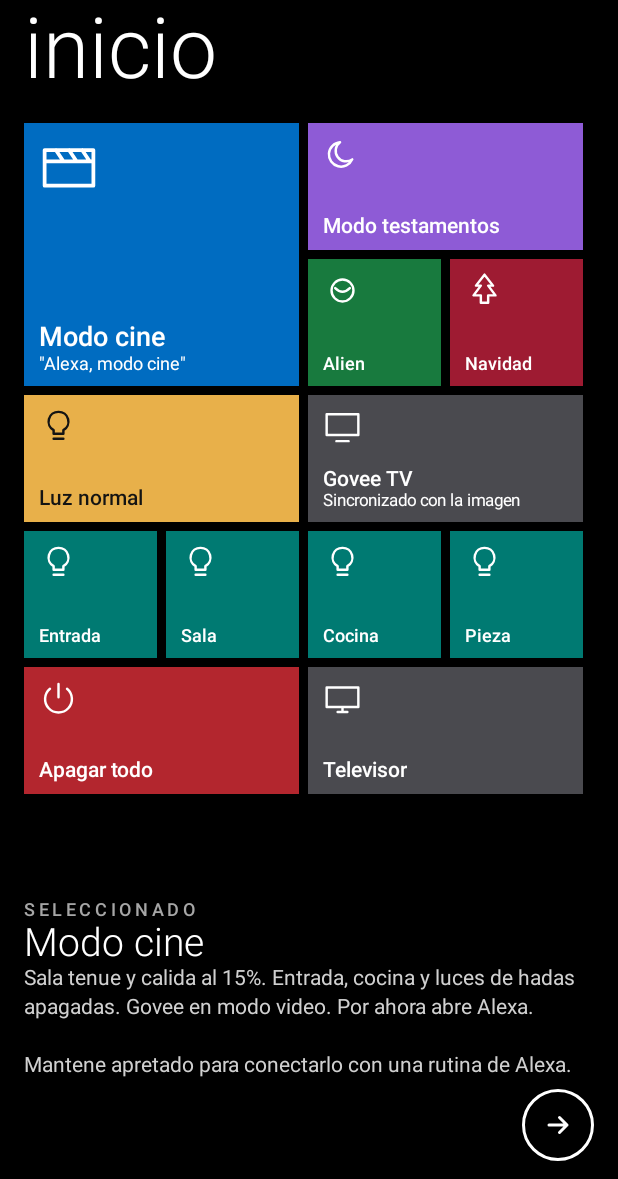
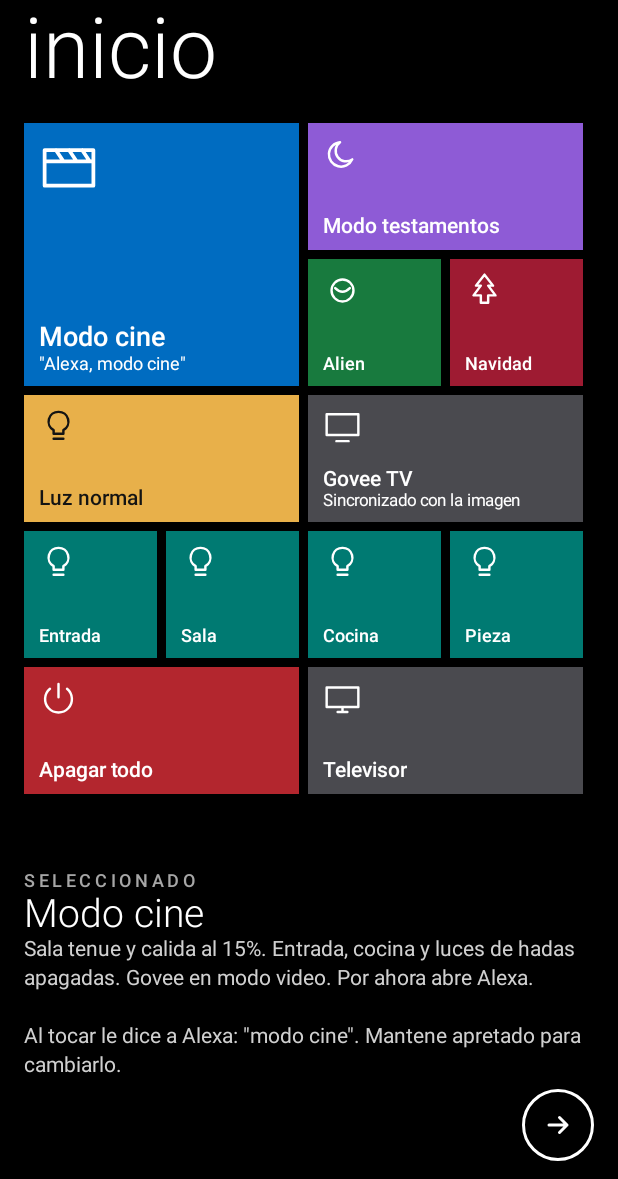
Before and after one commit to Lucianovazace/Libro-de-los-Vishanti, an Android app: the screen it shows after launch (MainActivity), after a tap on "Modo cine", on a phone screen of 412 x 824 dp, the part 57-1236 px from its top. Run offline under Robolectric (Android 15) with nearby library versions, the phone set to English and light mode, and no system bars.

Commit message:
Launcher: los tiles de escenas le dicen la frase a Alexa por voz del celular
Co-Authored-By: Claude Sonnet 5.5 <noreply@anthropic.com>
Claude-Session: https://claude.ai/code/session_011CZESp2ECJEb1iHwtEYEaX

```diff
--- a/launcher-casa/app/src/main/AndroidManifest.xml
+++ b/launcher-casa/app/src/main/AndroidManifest.xml
@@ -4,6 +4,9 @@
     <uses-permission android:name="android.permission.INTERNET" />
 
     <queries>
+        <intent>
+            <action android:name="android.intent.action.TTS_SERVICE" />
+        </intent>
         <intent>
             <action android:name="android.intent.action.MAIN" />
             <category android:name="android.intent.category.LAUNCHER" />
--- a/launcher-casa/app/src/main/java/ar/casa/launcher/MainActivity.kt
+++ b/launcher-casa/app/src/main/java/ar/casa/launcher/MainActivity.kt
@@ -14,6 +14,8 @@ import android.graphics.Typeface
 import android.graphics.drawable.Drawable
 import android.graphics.drawable.GradientDrawable
 import android.os.Bundle
+import android.speech.tts.TextToSpeech
+import java.util.Locale
 import android.util.TypedValue
 import android.view.Gravity
 import android.view.MotionEvent
@@ -132,6 +134,22 @@ class MainActivity : Activity() {
         )
     )
 
+    private var tts: TextToSpeech? = null
+    private var ttsReady = false
+
+    private val defaultPhrases = mapOf(
+        "Modo cine" to "modo cine",
+        "Modo testamentos" to "modo testamentos",
+        "Alien" to "modo alien",
+        "Navidad" to "modo navidad",
+        "Luz normal" to "luz normal"
+    )
+
+    private fun phraseFor(t: Tile): String {
+        val key = "phrase_" + t.label
+        return if (prefs.contains(key)) (prefs.getString(key, "") ?: "") else (defaultPhrases[t.label] ?: "")
+    }
+
     private val prefs by lazy { getSharedPreferences("casa", Context.MODE_PRIVATE) }
 
     private val density by lazy { resources.displayMetrics.density }
@@ -151,6 +169,21 @@ class MainActivity : Activity() {
         root.addView(apps, ViewGroup.LayoutParams.MATCH_PARENT, ViewGroup.LayoutParams.MATCH_PARENT)
         setContentView(root)
         select(0)
+
+        tts = TextToSpeech(this) { status ->
+            if (status == TextToSpeech.SUCCESS) {
+                val r = tts?.setLanguage(Locale("es", "AR"))
+                if (r == TextToSpeech.LANG_MISSING_DATA || r == TextToSpeech.LANG_NOT_SUPPORTED) {
+                    tts?.setLanguage(Locale("es"))
+                }
+                ttsReady = true
+            }
+        }
+    }
+
+    override fun onDestroy() {
+        tts?.shutdown()
+        super.onDestroy()
     }
 
     override fun onResume() {
@@ -278,9 +311,14 @@ class MainActivity : Activity() {
     private fun select(index: Int) {
         val t = tiles[index]
         detailTitle.text = t.label
-        val linked = !prefs.getString("dev_" + t.label, "").isNullOrBlank()
-        val hint = if (linked) "Conectado a una rutina de Alexa. Mantene apretado para cambiarlo."
-        else "Mantene apretado para conectarlo con una rutina de Alexa."
+        val linked = !prefs.getString("dev_" + t.label, "").isNullOrBlank() &&
+            !prefs.getString("vm_token", "").isNullOrBlank()
+        val phrase = phraseFor(t)
+        val hint = when {
+            linked -> "Al tocar activa la rutina por Voice Monkey. Mantene apretado para cambiarlo."
+            phrase.isNotBlank() -> "Al tocar le dice a Alexa: \"" + phrase + "\". Mantene apretado para cambiarlo."
+            else -> "Al tocar abre la app. Mantene apretado para conectarlo con una rutina."
+        }
         detailText.text = t.detail + "\n\n" + hint
     }
 
@@ -289,6 +327,11 @@ class MainActivity : Activity() {
         val device = prefs.getString("dev_" + t.label, "") ?: ""
         if (token.isNotBlank() && device.isNotBlank()) {
             trigger(t, token, device)
+            return
+        }
+        val phrase = phraseFor(t)
+        if (phrase.isNotBlank()) {
+            speakToAlexa(phrase)
             return
         }
         for (p in t.packages) {
@@ -307,6 +350,17 @@ class MainActivity : Activity() {
             }
         }
         Toast.makeText(this, "No encontre la app para \"${t.label}\"", Toast.LENGTH_SHORT).show()
+    }
+
+    private fun speakToAlexa(phrase: String) {
+        val engine = tts
+        if (engine == null || !ttsReady) {
+            Toast.makeText(this, "La voz del celular todavia no esta lista. Proba de nuevo.", Toast.LENGTH_SHORT).show()
+            return
+        }
+        Toast.makeText(this, "Le digo a Alexa: " + phrase, Toast.LENGTH_SHORT).show()
+        engine.playSilentUtterance(500, TextToSpeech.QUEUE_FLUSH, "pre")
+        engine.speak("Alexa, " + phrase, TextToSpeech.QUEUE_ADD, null, "casa")
     }
 
     private fun trigger(t: Tile, token: String, device: String) {
@@ -343,17 +397,24 @@ class MainActivity : Activity() {
         device.inputType = InputType.TYPE_CLASS_TEXT
         device.setText(prefs.getString("dev_" + t.label, ""))
 
+        val phrase = EditText(this)
+        phrase.hint = "Frase para decirle a Alexa (ej: modo cine)"
+        phrase.inputType = InputType.TYPE_CLASS_TEXT
+        phrase.setText(phraseFor(t))
+
+        box.addView(phrase)
         box.addView(token)
         box.addView(device)
 
         AlertDialog.Builder(this)
             .setTitle(t.label)
-            .setMessage("Si dejas el ID vacio, el tile vuelve a abrir la app.")
+            .setMessage("Al tocar, el celular le dice la frase a Alexa en voz alta (tiene que estar cerca del Echo). Si cargas Voice Monkey, usa eso. Sin frase ni ID, abre la app.")
             .setView(box)
             .setPositiveButton("Guardar") { _, _ ->
                 prefs.edit()
                     .putString("vm_token", token.text.toString().trim())
                     .putString("dev_" + t.label, device.text.toString().trim())
+                    .putString("phrase_" + t.label, phrase.text.toString().trim())
                     .apply()
                 val idx = tiles.indexOf(t)
                 if (idx >= 0) select(idx)
```
